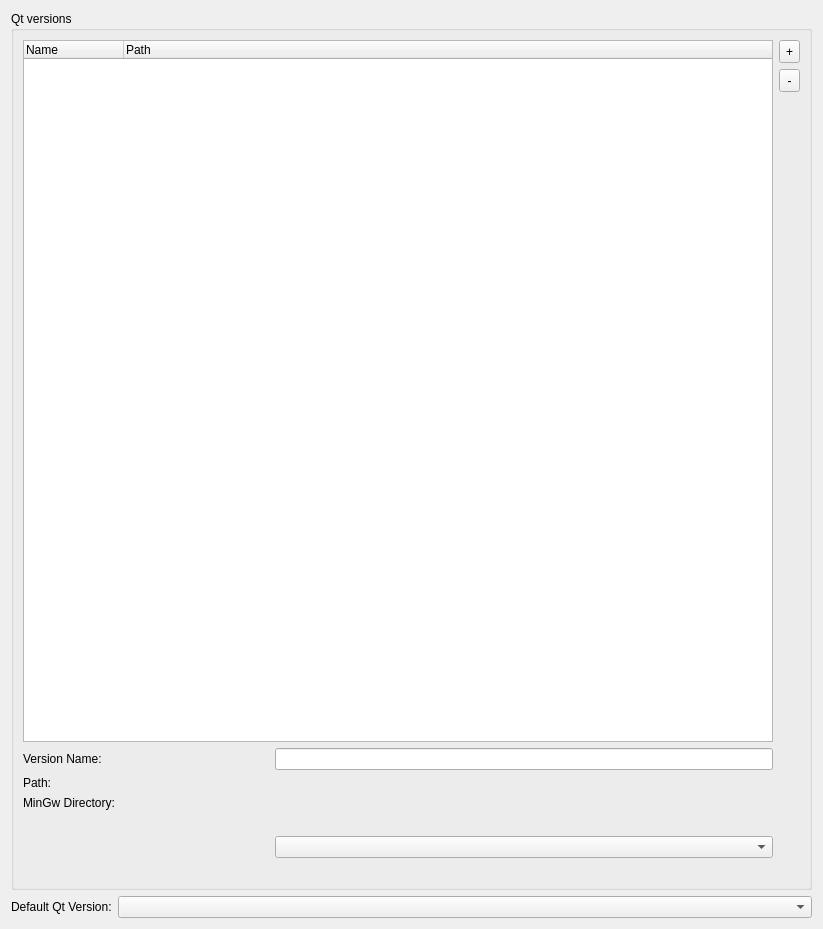
Old version of the form src/plugins/qt4projectmanager/qtversionmanager.ui in the repository qt-creator/qt-creator.
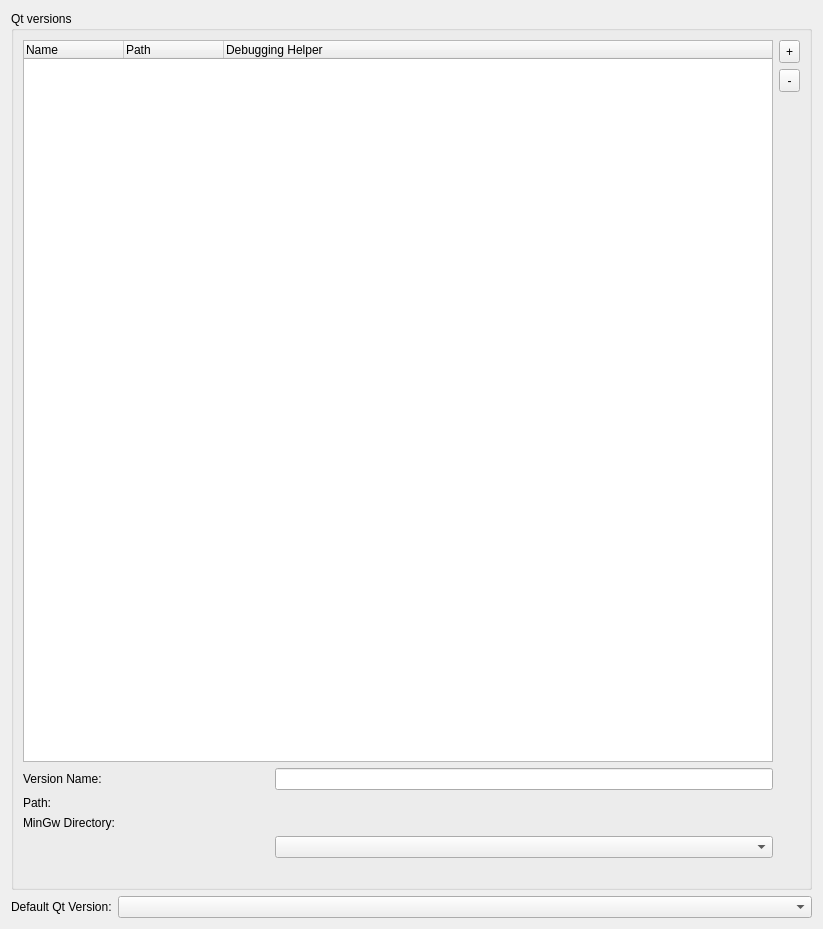
New version of the form. Custom widgets are drawn as their Qt base class.

Commit message: Change the way the debugging library is build and found, yet again.

```diff
--- a/src/plugins/qt4projectmanager/qtversionmanager.ui
+++ b/src/plugins/qt4projectmanager/qtversionmanager.ui
@@ -78,7 +78,7 @@
          <bool>false</bool>
         </property>
         <property name="columnCount">
-         <number>2</number>
+         <number>3</number>
         </property>
         <column>
          <property name="text">
@@ -90,6 +90,11 @@
           <string>Path</string>
          </property>
         </column>
+        <column>
+         <property name="text">
+          <string>Debugging Helper</string>
+         </property>
+        </column>
        </widget>
       </item>
       <item row="1" column="0">
@@ -116,14 +121,7 @@
         </property>
        </widget>
       </item>
-      <item row="4" column="0" colspan="3">
-       <widget class="QLabel" name="msvcLabel">
-        <property name="text">
-         <string/>
-        </property>
-       </widget>
-      </item>
-      <item row="7" column="0" colspan="4">
+      <item row="6" column="0" colspan="4">
        <widget class="QLabel" name="errorLabel">
         <property name="text">
          <string/>
```
Left out of the diff: 2 changed lines with no effect on the pictures. The commit also changes 17 other files.
